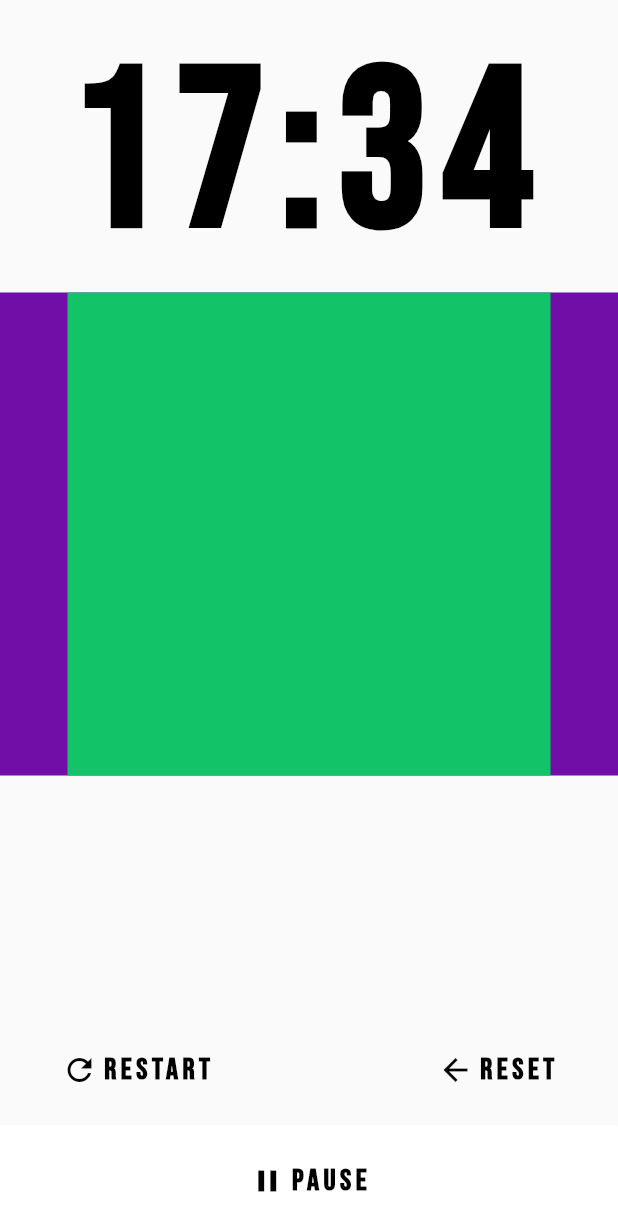
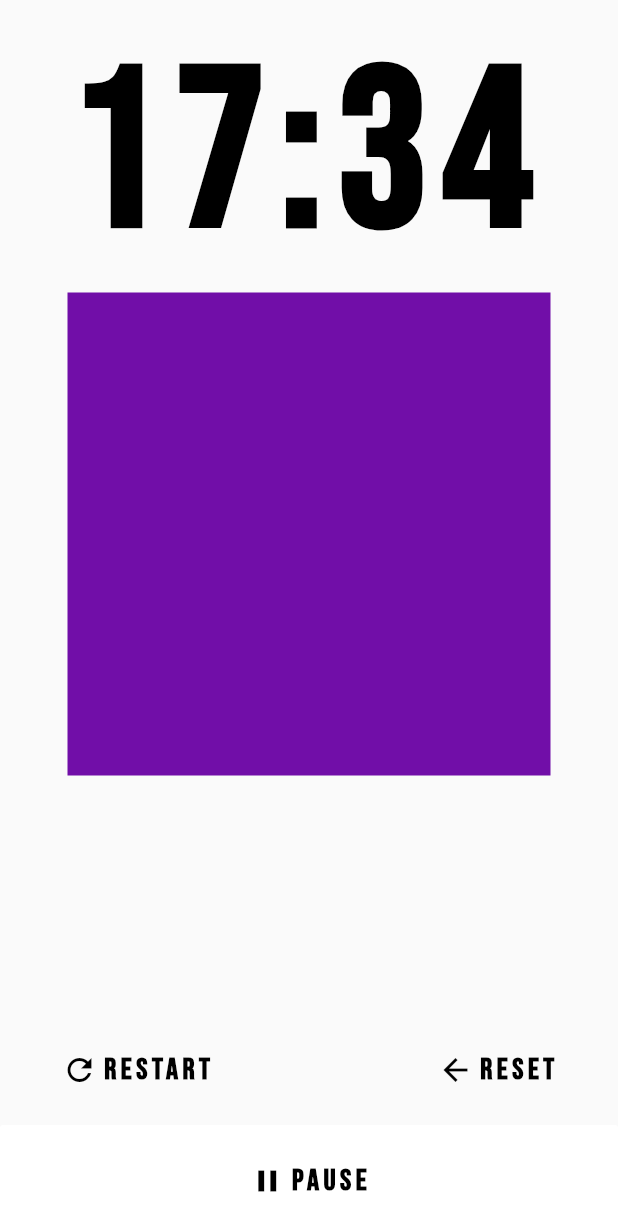
Before and after one commit to tomialagbe/flutter_ui_challenge_egg_timer, a Flutter app: the screen it shows after launch, on a phone screen of 412 x 824 dp. Shown: the top 1231 px of the screen. Run offline on Flutter 3.47's test engine with Material 2 defaults, Android fonts, the phone set to English and light mode, and no system bars; statements that could not run were skipped.

Commit message:
Removed the random color block so that dial block is centered on screen in fal position.

```diff
--- a/lib/main.dart
+++ b/lib/main.dart
@@ -27,15 +27,12 @@ class MyApp extends StatelessWidget {
               ),
 
               //--------- Dial --------
-              new RandomColorBlock(
-                width: double.INFINITY,
-                child: new Padding(
-                  padding: const EdgeInsets.only(left: 45.0, right: 45.0),
-                  child: new AspectRatio(
-                    aspectRatio: 1.0,
-                    child: new RandomColorBlock(
-                      width: double.INFINITY,
-                    ),
+              new Padding(
+                padding: const EdgeInsets.only(left: 45.0, right: 45.0),
+                child: new AspectRatio(
+                  aspectRatio: 1.0,
+                  child: new RandomColorBlock(
+                    width: double.INFINITY,
                   ),
                 ),
               ),
```
